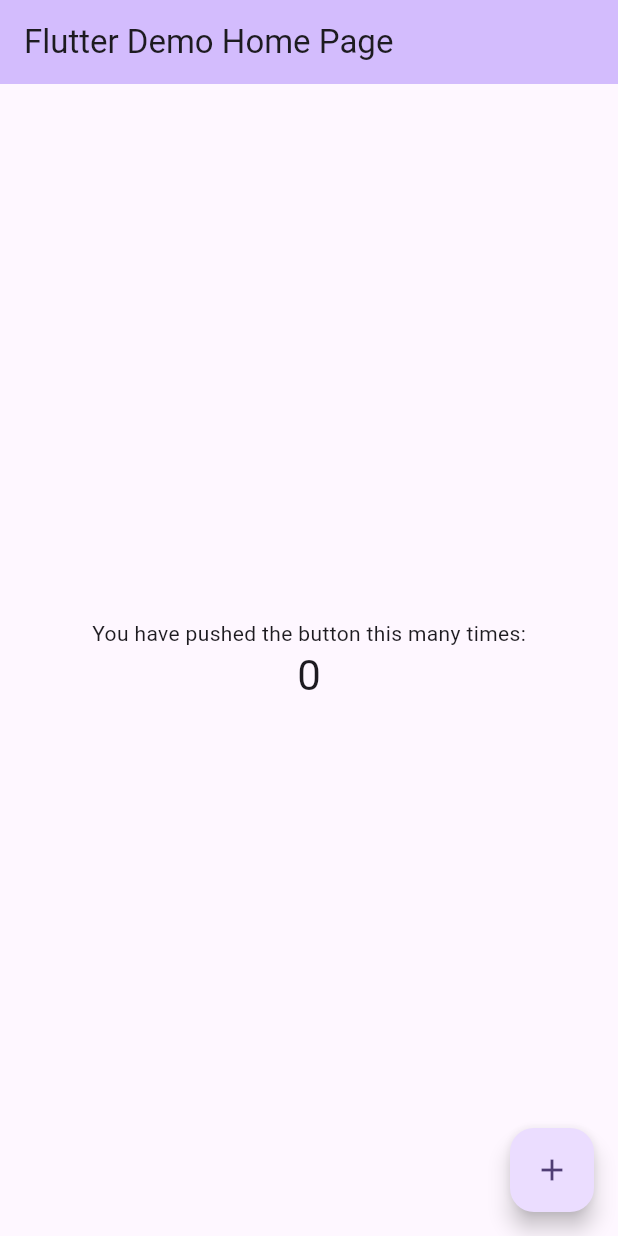
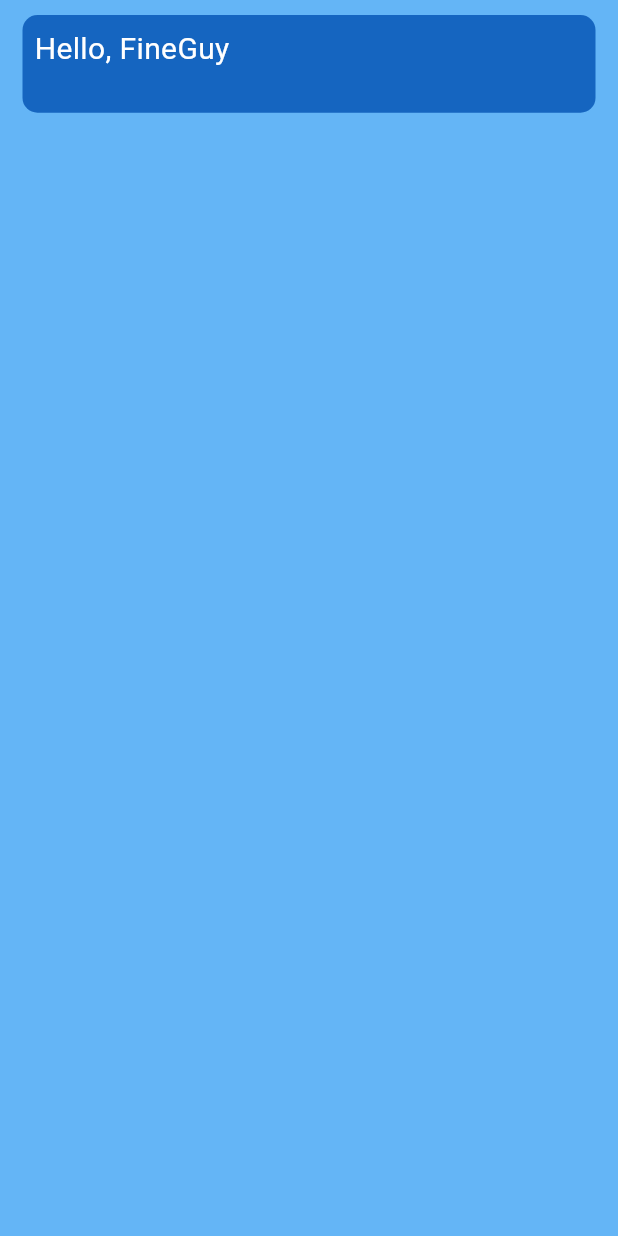
Before and after one commit to Fine-Guy-21/FineDrop-Flutter-App, a Flutter app: the screen it shows after launch, on a phone screen of 412 x 824 dp. Run offline on Flutter 3.47's test engine with Material 3 defaults, Android fonts, the phone set to English and light mode, and no system bars.

Commit message:
Update #1
Changes
 added Home Page
 added User class

```diff
--- /dev/null
+++ b/airdrop_demo/lib/Pages/home.dart
@@ -0,0 +1,47 @@
+import 'package:flutter/material.dart';
+import 'package:airdrop_demo/model/user.dart';
+
+class HomePage extends StatefulWidget {
+  const HomePage({super.key});
+
+  @override
+  State<HomePage> createState() => _HomePageState();
+}
+
+class _HomePageState extends State<HomePage> {
+    UserProfile _user = UserProfile()..userName = 'FineGuy';
+
+
+
+  @override
+  Widget build(BuildContext context) {
+    final screenHeight = MediaQuery.of(context).size.height - 100;
+    final screenWidth = MediaQuery.of(context).size.width - 30;
+
+    return Scaffold(
+      backgroundColor: Colors.blue[300],
+      body: SafeArea(
+        child: Column(
+          children: [
+            // as an App Bar
+            Center(
+              child: Container(
+                height: screenHeight * (9 / 100),
+                width: screenWidth,
+                padding: const EdgeInsets.all(8),
+                margin: const EdgeInsets.all(10),
+                decoration: BoxDecoration(
+                    borderRadius: BorderRadius.circular(10),
+                    color: Colors.blue[800]),
+                child:Text(
+                  'Hello, ${_user.userName}',
+                  style:const TextStyle(fontSize: 20, color: Colors.white),
+                ),
+              ),
+            )
+          ],
+        ),
+      ),
+    );
+  }
+}
--- a/airdrop_demo/lib/main.dart
+++ b/airdrop_demo/lib/main.dart
@@ -1,5 +1,5 @@
 import 'package:flutter/material.dart';
-
+import 'package:airdrop_demo/Pages/home.dart';
 void main() {
   runApp(const MyApp());
 }
@@ -10,43 +10,16 @@
   // This widget is the root of your application.
   @override
   Widget build(BuildContext context) {
-    return MaterialApp(
-      title: 'Flutter Demo',
-      theme: ThemeData(
-        // This is the theme of your application.
-        //
-        // TRY THIS: Try running your application with "flutter run". You'll see
-        // the application has a purple toolbar. Then, without quitting the app,
-        // try changing the seedColor in the colorScheme below to Colors.green
-        // and then invoke "hot reload" (save your changes or press the "hot
-        // reload" button in a Flutter-supported IDE, or press "r" if you used
-        // the command line to start the app).
-        //
-        // Notice that the counter didn't reset back to zero; the application
-        // state is not lost during the reload. To reset the state, use hot
-        // restart instead.
-        //
-        // This works for code too, not just values: Most code changes can be
-        // tested with just a hot reload.
-        colorScheme: ColorScheme.fromSeed(seedColor: Colors.deepPurple),
-        useMaterial3: true,
-      ),
-      home: const MyHomePage(title: 'Flutter Demo Home Page'),
+    return const MaterialApp(
+      debugShowCheckedModeBanner: false,
+      title: 'Airdrop Demo',
+      home: HomePage(),
     );
   }
 }
 
-class MyHomePage extends StatefulWidget {
+/* class MyHomePage extends StatefulWidget {
   const MyHomePage({super.key, required this.title});
-
-  // This widget is the home page of your application. It is stateful, meaning
-  // that it has a State object (defined below) that contains fields that affect
-  // how it looks.
-
-  // This class is the configuration for the state. It holds the values (in this
-  // case the title) provided by the parent (in this case the App widget) and
-  // used by the build method of the State. Fields in a Widget subclass are
-  // always marked "final".
 
   final String title;
 
@@ -59,50 +32,20 @@
 
   void _incrementCounter() {
     setState(() {
-      // This call to setState tells the Flutter framework that something has
-      // changed in this State, which causes it to rerun the build method below
-      // so that the display can reflect the updated values. If we changed
-      // _counter without calling setState(), then the build method would not be
-      // called again, and so nothing would appear to happen.
       _counter++;
     });
   }
 
   @override
   Widget build(BuildContext context) {
-    // This method is rerun every time setState is called, for instance as done
-    // by the _incrementCounter method above.
-    //
-    // The Flutter framework has been optimized to make rerunning build methods
-    // fast, so that you can just rebuild anything that needs updating rather
-    // than having to individually change instances of widgets.
     return Scaffold(
       appBar: AppBar(
-        // TRY THIS: Try changing the color here to a specific color (to
-        // Colors.amber, perhaps?) and trigger a hot reload to see the AppBar
-        // change color while the other colors stay the same.
         backgroundColor: Theme.of(context).colorScheme.inversePrimary,
-        // Here we take the value from the MyHomePage object that was created by
-        // the App.build method, and use it to set our appbar title.
+
         title: Text(widget.title),
       ),
       body: Center(
-        // Center is a layout widget. It takes a single child and positions it
-        // in the middle of the parent.
         child: Column(
-          // Column is also a layout widget. It takes a list of children and
-          // arranges them vertically. By default, it sizes itself to fit its
-          // children horizontally, and tries to be as tall as its parent.
-          //
-          // Column has various properties to control how it sizes itself and
-          // how it positions its children. Here we use mainAxisAlignment to
-          // center the children vertically; the main axis here is the vertical
-          // axis because Columns are vertical (the cross axis would be
-          // horizontal).
-          //
-          // TRY THIS: Invoke "debug painting" (choose the "Toggle Debug Paint"
-          // action in the IDE, or press "p" in the console), to see the
-          // wireframe for each widget.
           mainAxisAlignment: MainAxisAlignment.center,
           children: <Widget>[
             const Text(
@@ -119,7 +62,8 @@
         onPressed: _incrementCounter,
         tooltip: 'Increment',
         child: const Icon(Icons.add),
-      ), // This trailing comma makes auto-formatting nicer for build methods.
+      ),
     );
   }
 }
+ */
--- /dev/null
+++ b/airdrop_demo/lib/model/user.dart
@@ -0,0 +1,6 @@
+
+class UserProfile {
+
+  String? userName;
+
+}
```
